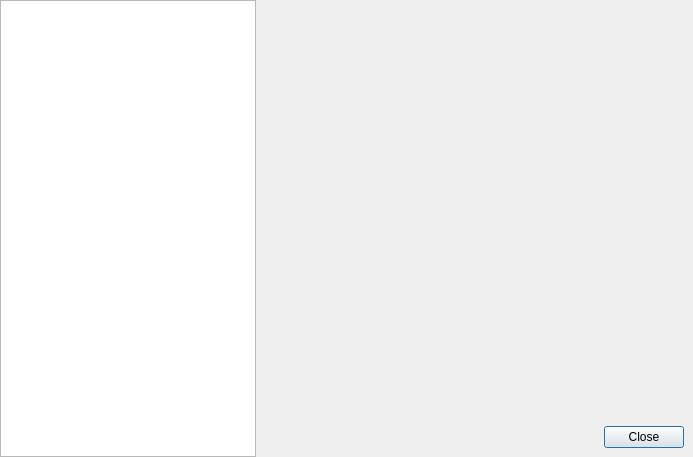
nextcloud/desktop, file src/gui/settingsdialog.ui: the form before one commit.
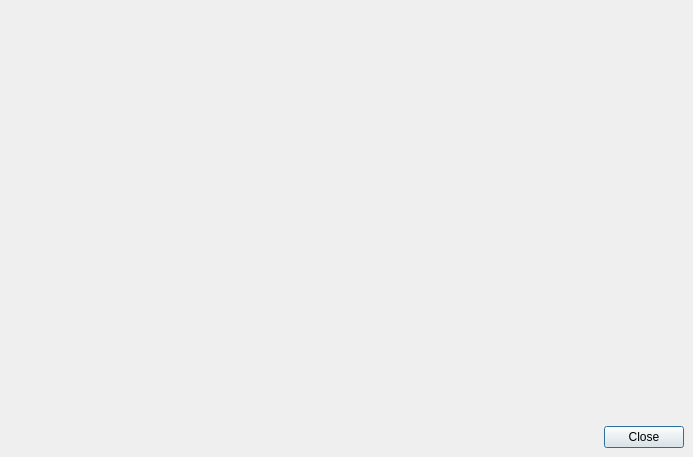
The form after the commit.

Commit message:
Refactor generic settings dialog
- move items on top like on Mac OS (right is free for accounts now)
- The account icon no longer reflects the current status (in prep for multi-account)

Patch:
```diff
--- a/src/gui/settingsdialog.ui
+++ b/src/gui/settingsdialog.ui
@@ -20,20 +20,7 @@
    <property name="spacing">
     <number>0</number>
    </property>
-   <item row="0" column="0" rowspan="2">
-    <widget class="QListWidget" name="labelWidget">
-     <property name="sizePolicy">
-      <sizepolicy hsizetype="Maximum" vsizetype="Expanding">
-       <horstretch>0</horstretch>
-       <verstretch>0</verstretch>
-      </sizepolicy>
-     </property>
-    </widget>
-   </item>
-   <item row="0" column="1">
-    <widget class="QStackedWidget" name="stack"/>
-   </item>
-   <item row="1" column="1">
+   <item row="1" column="0">
     <widget class="QWidget" name="widget" native="true">
      <layout class="QVBoxLayout" name="verticalLayout">
       <property name="leftMargin">
@@ -55,6 +42,9 @@
      </layout>
     </widget>
    </item>
+   <item row="0" column="0">
+    <widget class="QStackedWidget" name="stack"/>
+   </item>
   </layout>
  </widget>
  <resources/>
```
Left out of the diff: 11 changed lines with no effect on the pictures. The commit also changes 6 other files.
